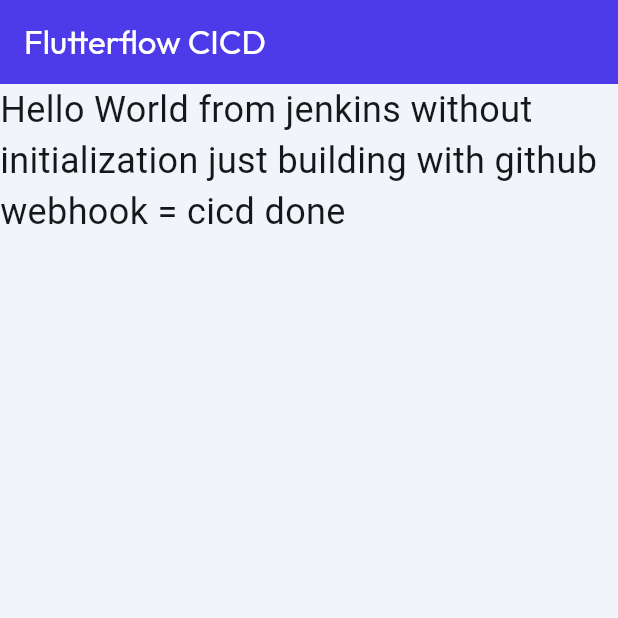
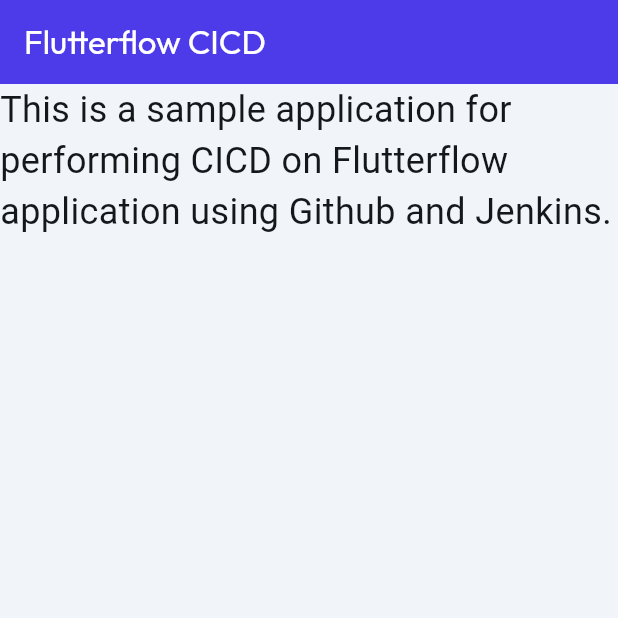
Before and after one commit to codearora/flutterflow-github, a Flutter app: the screen it shows after launch, on a phone screen of 412 x 824 dp, the top half of it. Run offline on Flutter 3.47's test engine with Material 3 defaults, Android fonts, the phone set to English and light mode, and no system bars; our stand-ins replace auto_size_text, font_awesome_flutter, from_css_color, go_router, google_fonts, page_transition and 2 more; missing offline and left inert: json_path; Roboto replaces fonts that are missing (Readex Pro).

Commit message:
Flutterflow CICD using Jenkins

```diff
--- a/lib/pages/home_page/home_page_widget.dart
+++ b/lib/pages/home_page/home_page_widget.dart
@@ -61,7 +61,7 @@
               mainAxisSize: MainAxisSize.max,
               children: [
                 Text(
-                  'Hello World from jenkins without initialization just building with github webhook = cicd done',
+                  'This is a sample application for performing CICD on Flutterflow application using Github and Jenkins.',
                   style: FlutterFlowTheme.of(context).bodyMedium.override(
                         fontFamily: 'Readex Pro',
                         fontSize: 24.0,
```
